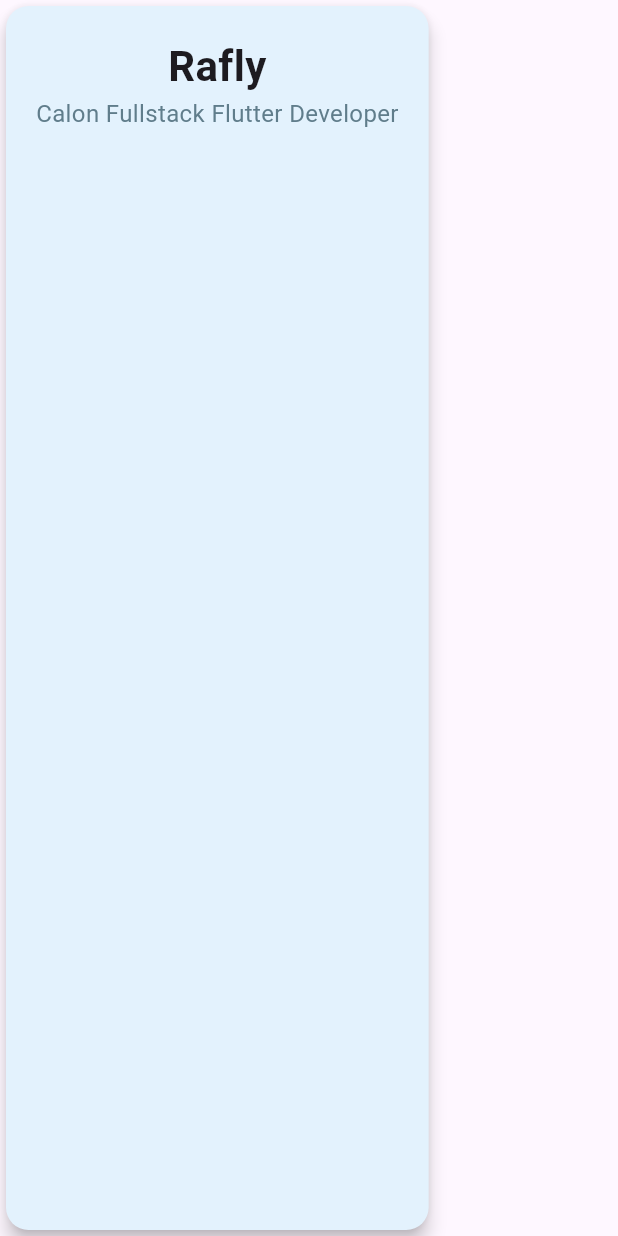
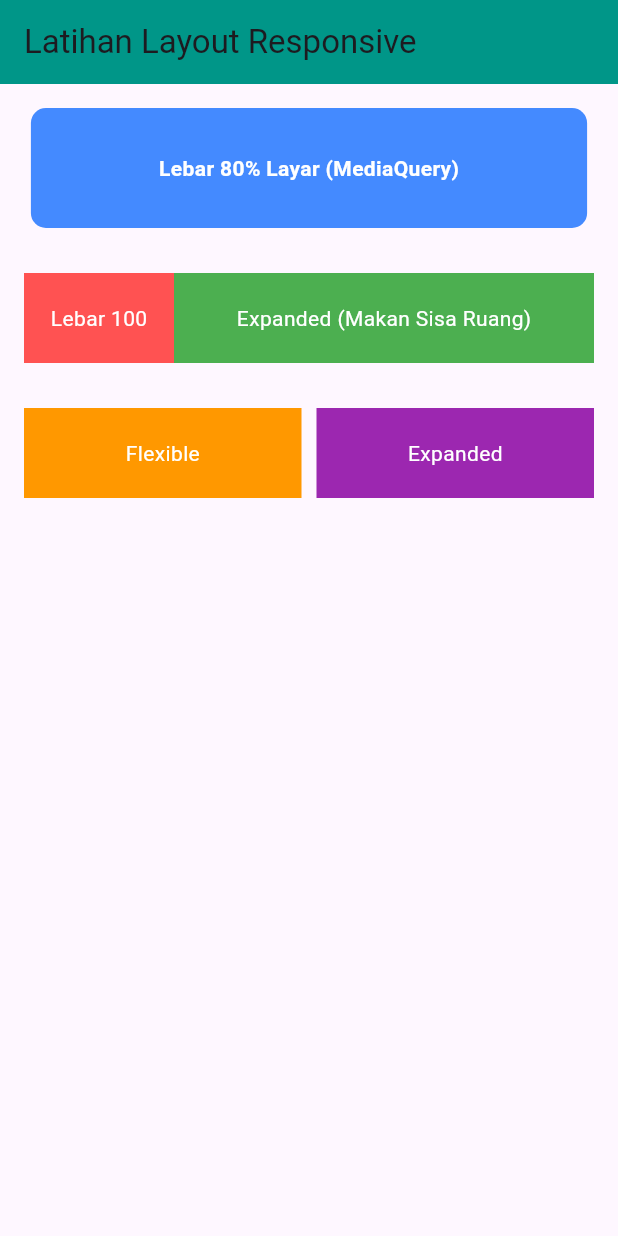
Before and after one commit to voltakits725/Belajar-Flutter, a Flutter app: the screen it shows after launch, on a phone screen of 412 x 824 dp. Run offline on Flutter 3.47's test engine with Material 3 defaults, Android fonts, the phone set to English and light mode, and no system bars.

Commit message:
belajar Responsive( MEdia Query, Expanded dan Flexible

```diff
--- /dev/null
+++ b/Responsive.txt
@@ -0,0 +1,14 @@
+1. Pakai MediaQuery Ketika:
+Lo butuh ukuran yang dihitung berdasarkan total dimensi layar HP secara keseluruhan, bukan berdasarkan kontainer di atasnya.
+-  Kasus Nyata: Lo mau bikin tombol "Login" yang lebarnya persis 90% dari layar, entah itu dibuka di iPhone kecil atau tablet besar.
+- Kasus Lain: Lo mau mendeteksi apakah HP pengguna lagi mode portrait (berdiri) atau landscape (tiduran) untuk merombak tata letak UI.
+
+2. Pakai Expanded Ketika:
+Lo butuh suatu komponen bersifat rakus dan menempati semua sisa ruang kosong yang ada di dalam Row atau Column.
+
+- Kasus Nyata: Bikin kolom chat WhatsApp. Lo punya TextField buat ngetik dan tombol Icon panah buat ngirim di dalam satu Row. Tombol kirim ukurannya tetap, sedangkan TextField dibungkus Expanded biar melar mentok ke kiri dan ke kanan memakan sisa layar.
+- Kasus Lain: Membagi ruang sama rata. Kalau lo masukin dua Expanded ke dalam Row, mereka otomatis membagi lebar layar jadi 50:50.
+
+3. Pakai Flexible Ketika:
+Lo butuh komponen yang bisa mengalah supaya tidak terjadi error overflow (garis kuning hitam di layar), tapi lo tidak mau memaksanya melar kalau ruangannya masih lega.
+- Kasus Nyata: Menampilkan nama user panjang di sebelah avatar profil dalam satu Row. Kalau lo bungkus namanya pakai Flexible, saat namanya pendek ("Rafly"), teksnya tetap pendek. Tapi saat namanya panjang banget ("Rafly Calon Fullstack Flutter Developer"), teksnya akan otomatis turun ke baris baru (wrap text) menyesuaikan batas layar, bukannya menabrak pinggir layar dan error.
--- /dev/null
+++ b/lib/latihan_responsive.dart
@@ -0,0 +1,99 @@
+import 'package:flutter/material.dart';
+
+class LatihanResponsive extends StatelessWidget {
+  const LatihanResponsive({super.key});
+  @override
+  Widget build(BuildContext context) {
+    // 1. MEDIAQUERY: Mengambil informasi lebar dan tinggi layar device saat ini
+    double lebarLayar = MediaQuery.of(context).size.width;
+
+    return Scaffold(
+      appBar: AppBar(
+        title: const Text('Latihan Layout Responsive'),
+        backgroundColor: Colors.teal,
+      ),
+      body: Padding(
+        padding: const EdgeInsets.all(16.0),
+        child: Column(
+          children: [
+            // ==========================================
+            // CONTOH 1: MEDIAQUERY
+            // ==========================================
+            Container(
+              // Kotak ini akan selalu berukuran 80% dari lebar layar HP apa pun
+              width: lebarLayar * 0.9,
+              height: 80,
+              decoration: BoxDecoration(
+                color: Colors.blueAccent,
+                borderRadius: BorderRadius.circular(10),
+              ),
+              alignment: Alignment.center,
+              child: const Text(
+                'Lebar 80% Layar (MediaQuery)',
+                style: TextStyle(color: Colors.white, fontWeight: FontWeight.bold),
+              ),
+            ),
+
+            const SizedBox(height: 30), // Jarak
+
+            // ==========================================
+            // CONTOH 2: EXPANDED
+            // ==========================================
+            Row(
+              children: [
+                Container(
+                  width: 100, // Ukuran pasti (fixed)
+                  height: 60,
+                  color: Colors.redAccent,
+                  alignment: Alignment.center,
+                  child: const Text('Lebar 100', style: TextStyle(color: Colors.white)),
+                ),
+                // Expanded akan memaksa kotak hijau melar mengambil SELURUH sisa ruang di sebelah kotak merah
+                Expanded(
+                  child: Container(
+                    height: 60,
+                    color: Colors.green,
+                    alignment: Alignment.center,
+                    child: const Text('Expanded (Makan Sisa Ruang)', style: TextStyle(color: Colors.white)),
+                  ),
+                ),
+              ],
+            ),
+
+            const SizedBox(height: 30), // Jarak
+
+            // ==========================================
+            // CONTOH 3: PERBEDAAN FLEXIBLE VS EXPANDED
+            // ==========================================
+            Row(
+              children: [
+                // Flexible membiarkan ukuran kotaknya sebesar isinya saja (tidak dipaksa melar mentok)
+                // Tapi mencegah error overflow kalau teksnya kepanjangan
+                Flexible(
+                  child: Container(
+                    height: 60,
+                    color: Colors.orange,
+                    alignment: Alignment.center,
+                    child: const Text('Flexible', style: TextStyle(color: Colors.white)),
+                  ),
+                ),
+
+                const SizedBox(width: 10), // Jarak tengah
+
+                // Expanded akan memaksa melar mentok mengambil semua sisa ruang yang ditinggalkan Flexible
+                Expanded(
+                  child: Container(
+                    height: 60,
+                    color: Colors.purple,
+                    alignment: Alignment.center,
+                    child: const Text('Expanded', style: TextStyle(color: Colors.white)),
+                  ),
+                ),
+              ],
+            ),
+          ],
+        ),
+      ),
+    );
+  }
+}
--- a/lib/main.dart
+++ b/lib/main.dart
@@ -1,4 +1,5 @@
 import 'package:belajar_flutter_part2/kartuprofil.dart';
+import 'package:belajar_flutter_part2/latihan_responsive.dart';
 import 'package:flutter/material.dart';
 
 void main(){
@@ -12,7 +13,7 @@ class MyApp extends StatelessWidget {
   Widget build(BuildContext context) {
     return MaterialApp(
       debugShowCheckedModeBanner: false,
-      home: CardWidget(),
+      home: LatihanResponsive(),
 
     );
   }
@@ -55,6 +56,8 @@ class ContainerWidget extends StatelessWidget {
   }
 }
 
+
+
 class RowAndColumn extends StatelessWidget {
   const RowAndColumn({super.key});
 
```
